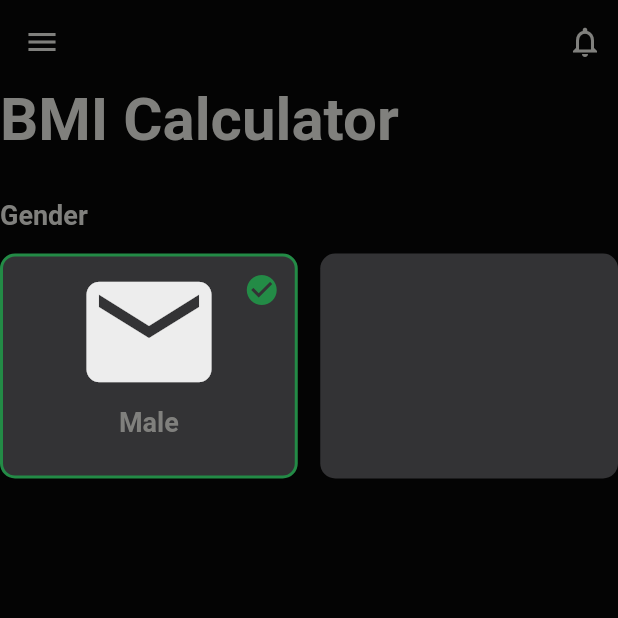
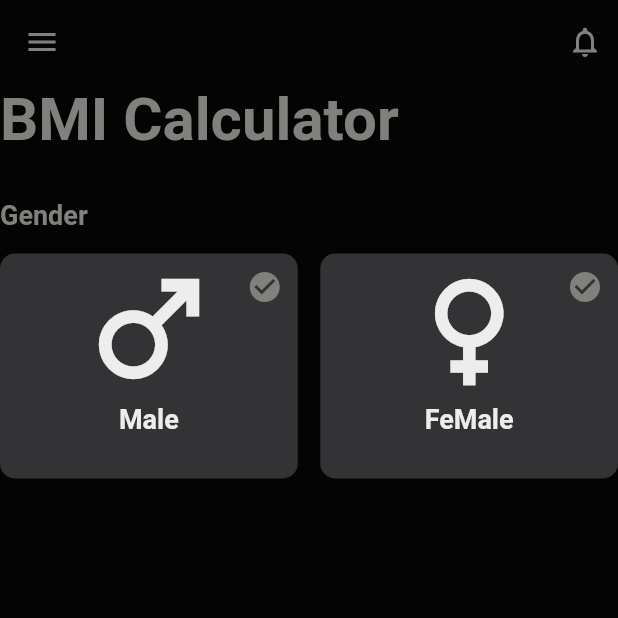
Before and after one commit to hamidghasemi1/-BMI, a Flutter app: the screen it shows after launch, on a phone screen of 412 x 824 dp, the top half of it. Run offline on Flutter 3.47's test engine with Material 2 defaults, Android fonts, the phone set to English and light mode, and no system bars.

Commit message:
Making Gender Dynamic

```diff
--- a/lib/screens/homescreen.dart
+++ b/lib/screens/homescreen.dart
@@ -1,6 +1,8 @@
 import 'package:bmi/constants/contstans.dart';
 import 'package:flutter/material.dart';
 import 'package:flutter/rendering.dart';
+
+enum Gender { male, female }
 
 class HomeScreen extends StatefulWidget {
   const HomeScreen({Key? key}) : super(key: key);
@@ -10,6 +12,7 @@ class HomeScreen extends StatefulWidget {
 }
 
 class _HomeScreenState extends State<HomeScreen> {
+  Gender? gender;
   @override
   Widget build(BuildContext context) {
     return Scaffold(
@@ -59,40 +62,48 @@ class _HomeScreenState extends State<HomeScreen> {
             child: Row(
               children: [
                 Expanded(
+                  child: GestureDetector(
+                    onTap: () {
+                      setState(() {
+                        gender = Gender.male;
+                      });
+                    },
                     child: Container(
                       height: 150.0,
                       decoration: BoxDecoration(
                         color: kCardColor,
                         borderRadius: BorderRadius.circular(10.0),
-                      border: Border.all(
+                        border: gender == Gender.male
+                            ? Border.all(
                                 width: 2.0,
                                 color: kGreenColor,
+                              )
+                            : null,
                       ),
-                    ),
-                    child: Stack(
-                      alignment: Alignment.center,
-                      children: [
+                      child: Stack(alignment: Alignment.center, children: [
                         Positioned(
                           top: 10.0,
                           right: 10.0,
                           child: Icon(
                             Icons.check_circle,
-                          color: kGreenColor,
+                            color: gender == Gender.male
+                                ? kGreenColor
+                                : kTextColor,
                           ),
                         ),
                         Column(
                           children: [
                             Icon(
-                          Icons.mail,
+                              Icons.male,
                               color: kItemColor,
                               size: 100.0,
                             ),
-                        Text('Male',
+                            Text(
+                              'Male',
                               style: TextStyle(
                                 fontSize: 18.0,
                                 fontWeight: FontWeight.bold,
-                          color: kTextColor,
-
+                                color: kItemColor,
                               ),
                             ),
                           ],
@@ -100,13 +111,56 @@ class _HomeScreenState extends State<HomeScreen> {
                       ]),
                     ),
                   ),
+                ),
                 const SizedBox(width: 15.0),
                  Expanded(
+                  child: GestureDetector(
+                    onTap: () {
+                      setState(() {
+                        gender = Gender.female;
+                      });
+                    },
                     child: Container(
                       height: 150.0,
                       decoration: BoxDecoration(
                         color: kCardColor,
                         borderRadius: BorderRadius.circular(10.0),
+                        border: gender == Gender.female
+                            ? Border.all(
+                                width: 2.0,
+                                color: kGreenColor,
+                              )
+                            : null,
+                      ),
+                      child: Stack(alignment: Alignment.center, children: [
+                        Positioned(
+                          top: 10.0,
+                          right: 10.0,
+                          child: Icon(
+                            Icons.check_circle,
+                            color: gender == Gender.female
+                                ? kGreenColor
+                                : kTextColor,
+                          ),
+                        ),
+                        Column(
+                          children: [
+                            Icon(
+                              Icons.female,
+                              color: kItemColor,
+                              size: 100.0,
+                            ),
+                            Text(
+                              'FeMale',
+                              style: TextStyle(
+                                fontSize: 18.0,
+                                fontWeight: FontWeight.bold,
+                                color: kItemColor,
+                              ),
+                            ),
+                          ],
+                        ),
+                      ]),
                     ),
                   ),
                 ),
```
Lines whose indentation alone changed are shown as unchanged.
